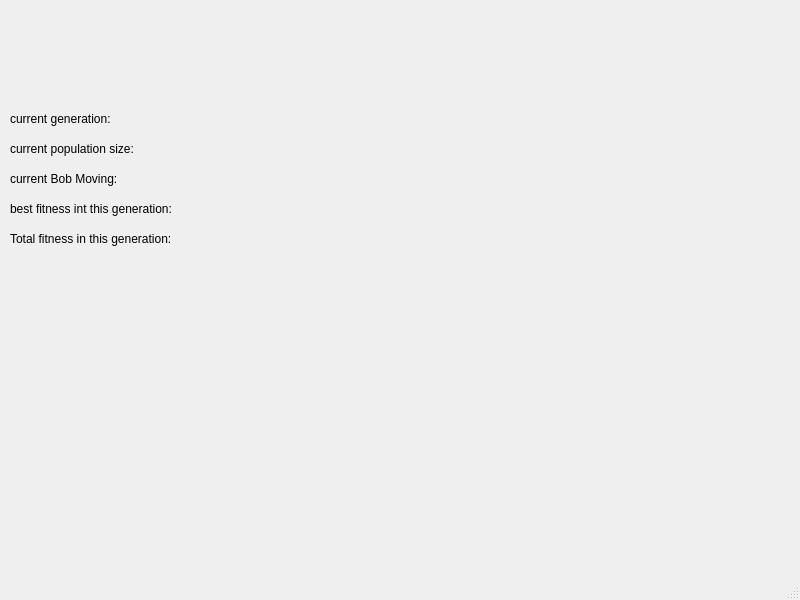
Old version of the form mainwindow.ui in the repository AlexSP0/gene-algo.
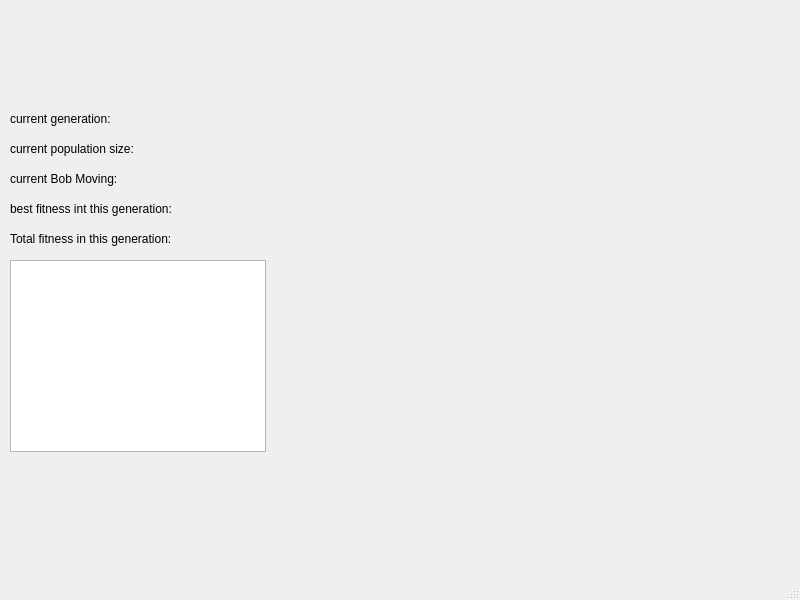
New version of the form.

Commit message: feat: add table for results

What changed in the file:
```diff
--- a/mainwindow.ui
+++ b/mainwindow.ui
@@ -79,6 +79,16 @@
      <string>Total fitness in this generation:</string>
     </property>
    </widget>
+   <widget class="QTableWidget" name="resultsTable">
+    <property name="geometry">
+     <rect>
+      <x>10</x>
+      <y>260</y>
+      <width>256</width>
+      <height>192</height>
+     </rect>
+    </property>
+   </widget>
   </widget>
   <widget class="QMenuBar" name="menubar">
    <property name="geometry">
```
The commit also changes 2 other files.
